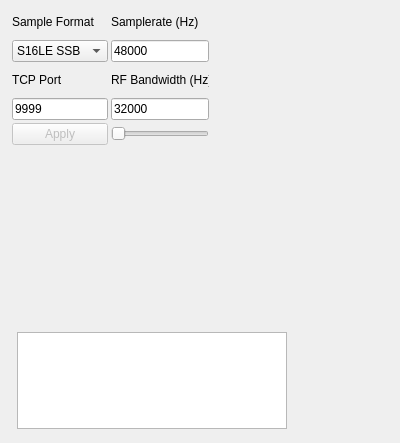
This is plugins/channel/tcpsrc/tcpsrcgui.ui in f4exb/sdrangel as Qt 5 draws it before an edit. The edited form follows.
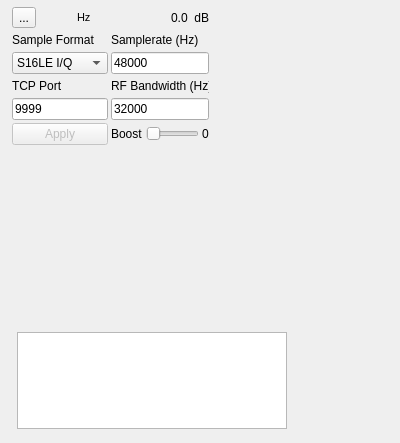
This is the edited form. Icons and pictures are not drawn. Custom widgets are drawn as their Qt base class.

Commit message: TCPsrc GUI enhancements

```diff
--- a/plugins/channel/tcpsrc/tcpsrcgui.ui
+++ b/plugins/channel/tcpsrc/tcpsrcgui.ui
@@ -26,21 +26,33 @@
     <string>Settings</string>
    </property>
    <layout class="QGridLayout" name="gridLayout">
-    <property name="margin">
+    <property name="leftMargin">
+     <number>2</number>
+    </property>
+    <property name="topMargin">
+     <number>2</number>
+    </property>
+    <property name="rightMargin">
+     <number>2</number>
+    </property>
+    <property name="bottomMargin">
      <number>2</number>
     </property>
     <property name="spacing">
      <number>3</number>
     </property>
-    <item row="0" column="0">
+    <item row="1" column="0">
      <widget class="QLabel" name="label">
       <property name="text">
        <string>Sample Format</string>
       </property>
      </widget>
     </item>
-    <item row="1" column="0">
+    <item row="2" column="0">
      <widget class="QComboBox" name="sampleFormat">
+      <property name="currentIndex">
+       <number>2</number>
+      </property>
       <item>
        <property name="text">
         <string>S16LE SSB</string>
@@ -58,68 +70,49 @@
       </item>
      </widget>
     </item>
-    <item row="3" column="1">
+    <item row="4" column="1">
      <widget class="QLineEdit" name="rfBandwidth">
       <property name="text">
        <string>32000</string>
       </property>
      </widget>
     </item>
-    <item row="2" column="1">
+    <item row="3" column="1">
      <widget class="QLabel" name="label_3">
       <property name="text">
        <string>RF Bandwidth (Hz)</string>
       </property>
      </widget>
     </item>
-    <item row="0" column="1">
+    <item row="1" column="1">
      <widget class="QLabel" name="label_2">
       <property name="text">
        <string>Samplerate (Hz)</string>
       </property>
      </widget>
     </item>
-    <item row="1" column="1">
-     <widget class="QLineEdit" name="sampleRate">
-      <property name="text">
-       <string>48000</string>
-      </property>
-     </widget>
-    </item>
-    <item row="2" column="0">
+    <item row="3" column="0">
      <widget class="QLabel" name="label_4">
       <property name="text">
        <string>TCP Port</string>
       </property>
      </widget>
     </item>
-    <item row="3" column="0">
+    <item row="2" column="1">
+     <widget class="QLineEdit" name="sampleRate">
+      <property name="text">
+       <string>48000</string>
+      </property>
+     </widget>
+    </item>
+    <item row="4" column="0">
      <widget class="QLineEdit" name="tcpPort">
       <property name="text">
        <string>9999</string>
       </property>
      </widget>
     </item>
-    <item row="4" column="1">
-     <widget class="QSlider" name="boost">
-      <property name="minimum">
-       <number>0</number>
-      </property>
-      <property name="maximum">
-       <number>3</number>
-      </property>
-      <property name="pageStep">
-       <number>1</number>
-      </property>
-      <property name="value">
-       <number>0</number>
-      </property>
-      <property name="orientation">
-       <enum>Qt::Horizontal</enum>
-      </property>
-     </widget>
-    </item>
-    <item row="4" column="0">
+    <item row="5" column="0">
      <widget class="QPushButton" name="applyBtn">
       <property name="enabled">
        <bool>false</bool>
@@ -129,6 +122,204 @@
       </property>
      </widget>
     </item>
+    <item row="0" column="0">
+     <layout class="QHBoxLayout" name="DeltaFrequencyLayout">
+      <item>
+       <widget class="QToolButton" name="deltaMinus">
+        <property name="text">
+         <string>...</string>
+        </property>
+        <property name="icon">
+         <iconset>
+          <selectedoff>:/plus.png</selectedoff>
+          <selectedon>:/minus.png</selectedon>
+         </iconset>
+        </property>
+        <property name="checkable">
+         <bool>true</bool>
+        </property>
+        <property name="checked">
+         <bool>false</bool>
+        </property>
+       </widget>
+      </item>
+      <item>
+       <widget class="ValueDial" name="deltaFrequency" native="true">
+        <property name="sizePolicy">
+         <sizepolicy hsizetype="Maximum" vsizetype="Maximum">
+          <horstretch>0</horstretch>
+          <verstretch>0</verstretch>
+         </sizepolicy>
+        </property>
+        <property name="minimumSize">
+         <size>
+          <width>32</width>
+          <height>16</height>
+         </size>
+        </property>
+        <property name="font">
+         <font>
+          <family>Monospace</family>
+          <pointsize>10</pointsize>
+         </font>
+        </property>
+        <property name="cursor">
+         <cursorShape>SizeVerCursor</cursorShape>
+        </property>
+        <property name="focusPolicy">
+         <enum>Qt::StrongFocus</enum>
+        </property>
+        <property name="toolTip">
+         <string>Demod shift frequency from center in Hz</string>
+        </property>
+       </widget>
+      </item>
+      <item>
+       <widget class="QLabel" name="deltaUnits">
+        <property name="palette">
+         <palette>
+          <active>
+           <colorrole role="Text">
+            <brush brushstyle="SolidPattern">
+             <color alpha="255">
+              <red>26</red>
+              <green>26</green>
+              <blue>26</blue>
+             </color>
+            </brush>
+           </colorrole>
+           <colorrole role="BrightText">
+            <brush brushstyle="SolidPattern">
+             <color alpha="255">
+              <red>255</red>
+              <green>255</green>
+              <blue>255</blue>
+             </color>
+            </brush>
+           </colorrole>
+          </active>
+          <inactive>
+           <colorrole role="Text">
+            <brush brushstyle="SolidPattern">
+             <color alpha="255">
+              <red>26</red>
+              <green>26</green>
+              <blue>26</blue>
+             </color>
+            </brush>
+           </colorrole>
+           <colorrole role="BrightText">
+            <brush brushstyle="SolidPattern">
+             <color alpha="255">
+              <red>255</red>
+              <green>255</green>
+              <blue>255</blue>
+             </color>
+            </brush>
+           </colorrole>
+          </inactive>
+          <disabled>
+           <colorrole role="Text">
+            <brush brushstyle="SolidPattern">
+             <color alpha="255">
+              <red>118</red>
+              <green>118</green>
+              <blue>117</blue>
+             </color>
+            </brush>
+           </colorrole>
+           <colorrole role="BrightText">
+            <brush brushstyle="SolidPattern">
+             <color alpha="255">
+              <red>255</red>
+              <green>255</green>
+              <blue>255</blue>
+             </color>
+            </brush>
+           </colorrole>
+          </disabled>
+         </palette>
+        </property>
+        <property name="font">
+         <font>
+          <pointsize>8</pointsize>
+         </font>
+        </property>
+        <property name="text">
+         <string> Hz</string>
+        </property>
+       </widget>
+      </item>
+     </layout>
+    </item>
+    <item row="0" column="1">
+     <layout class="QHBoxLayout" name="ChannelPowerLayout">
+      <item>
+       <spacer name="horizontalSpacer">
+        <property name="orientation">
+         <enum>Qt::Horizontal</enum>
+        </property>
+        <property name="sizeHint" stdset="0">
+         <size>
+          <width>40</width>
+          <height>20</height>
+         </size>
+        </property>
+       </spacer>
+      </item>
+      <item>
+       <widget class="QLabel" name="channelPower">
+        <property name="toolTip">
+         <string>Channel power</string>
+        </property>
+        <property name="layoutDirection">
+         <enum>Qt::LeftToRight</enum>
+        </property>
+        <property name="text">
+         <string>0.0</string>
+        </property>
+       </widget>
+      </item>
+      <item>
+       <widget class="QLabel" name="channelPowerUnits">
+        <property name="text">
+         <string> dB</string>
+        </property>
+       </widget>
+      </item>
+     </layout>
+    </item>
+    <item row="5" column="1">
+     <layout class="QHBoxLayout" name="BoostLayout">
+      <item>
+       <widget class="QLabel" name="boostLabel">
+        <property name="text">
+         <string>Boost</string>
+        </property>
+       </widget>
+      </item>
+      <item>
+       <widget class="QSlider" name="boost">
+        <property name="maximum">
+         <number>3</number>
+        </property>
+        <property name="pageStep">
+         <number>1</number>
+        </property>
+        <property name="orientation">
+         <enum>Qt::Horizontal</enum>
+        </property>
+       </widget>
+      </item>
+      <item>
+       <widget class="QLabel" name="boostText">
+        <property name="text">
+         <string>0</string>
+        </property>
+       </widget>
+      </item>
+     </layout>
+    </item>
    </layout>
   </widget>
   <widget class="QWidget" name="spectrumBox" native="true">
@@ -147,7 +338,16 @@
     <property name="spacing">
      <number>3</number>
     </property>
-    <property name="margin">
+    <property name="leftMargin">
+     <number>2</number>
+    </property>
+    <property name="topMargin">
+     <number>2</number>
+    </property>
+    <property name="rightMargin">
+     <number>2</number>
+    </property>
+    <property name="bottomMargin">
      <number>2</number>
     </property>
     <item>
@@ -174,7 +374,16 @@
     <property name="spacing">
      <number>3</number>
     </property>
-    <property name="margin">
+    <property name="leftMargin">
+     <number>2</number>
+    </property>
+    <property name="topMargin">
+     <number>2</number>
+    </property>
+    <property name="rightMargin">
+     <number>2</number>
+    </property>
+    <property name="bottomMargin">
      <number>2</number>
     </property>
     <item>
@@ -205,6 +414,12 @@
   </widget>
  </widget>
  <customwidgets>
+  <customwidget>
+   <class>ValueDial</class>
+   <extends>QWidget</extends>
+   <header>gui/valuedial.h</header>
+   <container>1</container>
+  </customwidget>
   <customwidget>
    <class>GLSpectrum</class>
    <extends>QWidget</extends>
```
Left out of the diff: 4 changed lines with no effect on the pictures. The commit also changes 2 other files.
